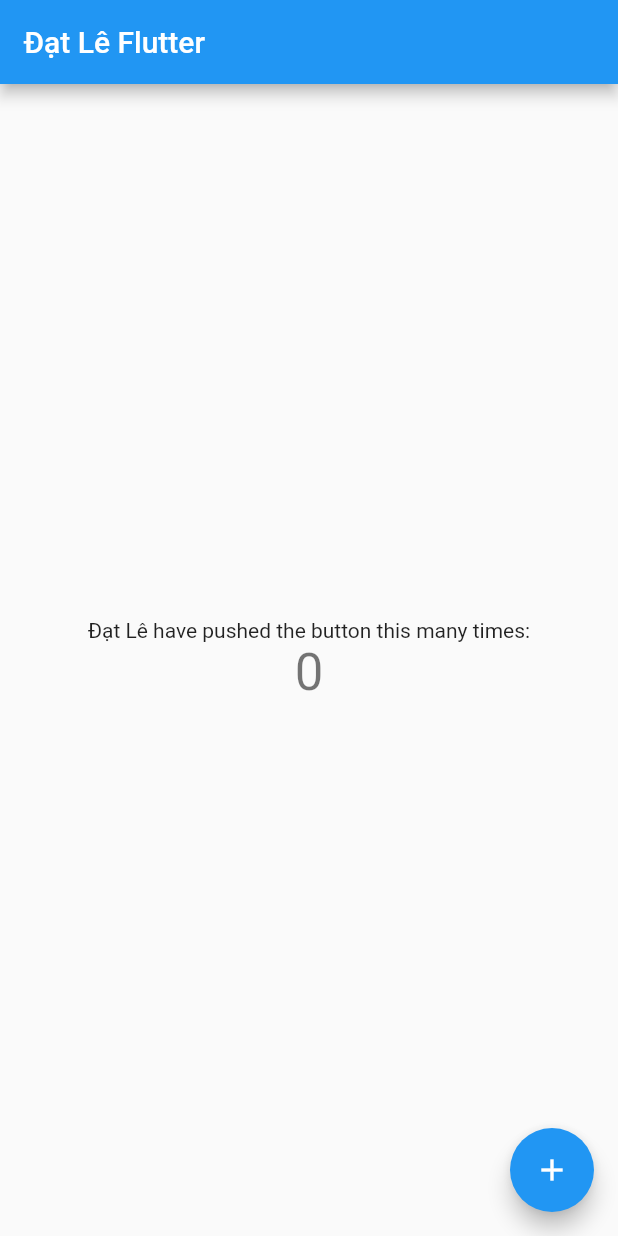
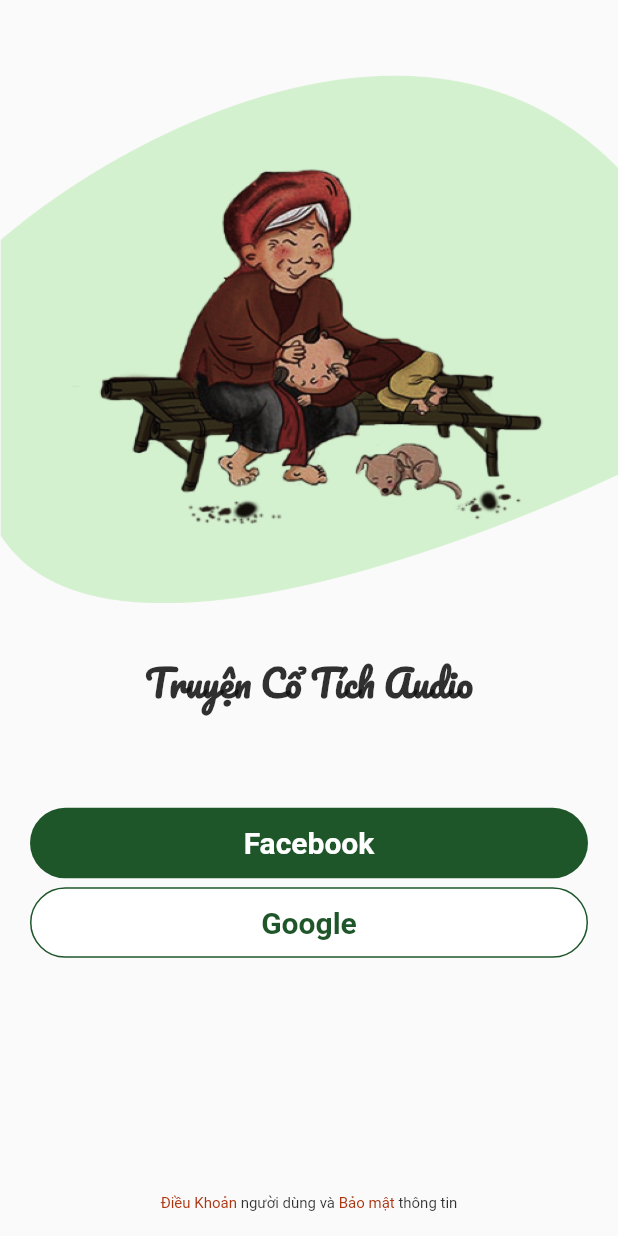
Before and after one commit to datle98/flutter_app, a Flutter app: the screen it shows after launch, on a phone screen of 412 x 824 dp. Run offline on Flutter 3.47's test engine with Material 2 defaults, Android fonts, the phone set to English and light mode, and no system bars.

Commit message:
DatL BTVN_1

```diff
--- a/lib/main.dart
+++ b/lib/main.dart
@@ -1,25 +1,19 @@
+import 'dart:ui';
+
+import 'package:flutter/cupertino.dart';
 import 'package:flutter/material.dart';
+import 'package:flutter/widgets.dart';
 
 void main() {
   runApp(MyApp());
 }
 
 class MyApp extends StatelessWidget {
-  // This widget is the root of your application.
   @override
   Widget build(BuildContext context) {
     return MaterialApp(
       title: 'Flutter Demo',
       theme: ThemeData(
-        // This is the theme of your application.
-        //
-        // Try running your application with "flutter run". You'll see the
-        // application has a blue toolbar. Then, without quitting the app, try
-        // changing the primarySwatch below to Colors.green and then invoke
-        // "hot reload" (press "r" in the console where you ran "flutter run",
-        // or simply save your changes to "hot reload" in a Flutter IDE).
-        // Notice that the counter didn't reset back to zero; the application
-        // is not restarted.
         primarySwatch: Colors.blue,
       ),
       home: MyHomePage(title: 'Đạt Lê Flutter'),
@@ -29,16 +23,6 @@
 
 class MyHomePage extends StatefulWidget {
   MyHomePage({Key key, this.title}) : super(key: key);
-
-  // This widget is the home page of your application. It is stateful, meaning
-  // that it has a State object (defined below) that contains fields that affect
-  // how it looks.
-
-  // This class is the configuration for the state. It holds the values (in this
-  // case the title) provided by the parent (in this case the App widget) and
-  // used by the build method of the State. Fields in a Widget subclass are
-  // always marked "final".
-
   final String title;
 
   @override
@@ -50,64 +34,119 @@
 
   void _incrementCounter() {
     setState(() {
-      // This call to setState tells the Flutter framework that something has
-      // changed in this State, which causes it to rerun the build method below
-      // so that the display can reflect the updated values. If we changed
-      // _counter without calling setState(), then the build method would not be
-      // called again, and so nothing would appear to happen.
       _counter++;
     });
   }
 
   @override
   Widget build(BuildContext context) {
-    // This method is rerun every time setState is called, for instance as done
-    // by the _incrementCounter method above.
-    //
-    // The Flutter framework has been optimized to make rerunning build methods
-    // fast, so that you can just rebuild anything that needs updating rather
-    // than having to individually change instances of widgets.
     return Scaffold(
-      appBar: AppBar(
-        // Here we take the value from the MyHomePage object that was created by
-        // the App.build method, and use it to set our appbar title.
-        title: Text(widget.title),
+        resizeToAvoidBottomInset: false,
+
+        body: SafeArea(
+          child: Stack(
+            children: [
+              Column(
+                children: [
+                  SizedBox(height: 50),
+                  Image(image: AssetImage('res/images/banner.png')),
+                  titleText,
+                  buildLoginButtonWidget(),
+                ],
+              ),
+              Align(
+                alignment: Alignment.bottomCenter,
+                child: bottomText,
+              )
+            ],
+          ),
+        ));
+  }
+
+  Widget titleText = Container(
+      padding: const EdgeInsets.all(32),
+      child: Text(
+        'Truyện Cổ Tích Audio',
+        style: TextStyle(
+          color: Color.fromRGBO(15,15,15,0.86),
+          fontSize: 24,
+          fontWeight: FontWeight.bold,
+          fontFamily: 'Pacifico',
+        ),
+      ));
+
+  Widget bottomText = Container(
+    padding: EdgeInsets.only(bottom: 16),
+    child: RichText(
+      text: TextSpan(
+        text: 'Điều Khoản ',
+        style: TextStyle(fontSize: 10, color: Color.fromRGBO(171, 54, 17, 1)),
+        children: <TextSpan>[
+          TextSpan(
+              text: 'người dùng và ',
+              style: TextStyle(color: Color.fromRGBO(15, 15, 15, 0.86))),
+          TextSpan(
+              text: 'Bảo mật ',
+              style: TextStyle(color: Color.fromRGBO(171, 54, 17, 1))),
+          TextSpan(
+              text: 'thông tin',
+              style: TextStyle(color: Color.fromRGBO(15, 15, 15, 0.86))),
+        ],
       ),
-      body: Center(
-        // Center is a layout widget. It takes a single child and positions it
-        // in the middle of the parent.
+    ),
+  );
+
+  Widget buildLoginButtonWidget() {
+    return Container(
+        margin: EdgeInsets.only(top: 30, left: 20, right: 20),
         child: Column(
-          // Column is also a layout widget. It takes a list of children and
-          // arranges them vertically. By default, it sizes itself to fit its
-          // children horizontally, and tries to be as tall as its parent.
-          //
-          // Invoke "debug painting" (press "p" in the console, choose the
-          // "Toggle Debug Paint" action from the Flutter Inspector in Android
-          // Studio, or the "Toggle Debug Paint" command in Visual Studio Code)
-          // to see the wireframe for each widget.
-          //
-          // Column has various properties to control how it sizes itself and
-          // how it positions its children. Here we use mainAxisAlignment to
-          // center the children vertically; the main axis here is the vertical
-          // axis because Columns are vertical (the cross axis would be
-          // horizontal).
-          mainAxisAlignment: MainAxisAlignment.center,
           children: <Widget>[
-            Text(
-              'Đạt Lê have pushed the button this many times:',
+            RawMaterialButton(
+              padding: EdgeInsets.only(right: 80, left: 80),
+              fillColor: Color.fromRGBO(30,86,42,1),
+              child: Padding(
+                padding: EdgeInsets.all(12.0),
+                child: Row(
+                  mainAxisAlignment: MainAxisAlignment.center,
+                  mainAxisSize: MainAxisSize.max,
+                  children: const <Widget>[
+                    Text(
+                      "Facebook",
+                      maxLines: 1,
+                      style: TextStyle(color: Colors.white,fontSize: 20, fontWeight: FontWeight.bold),
+                    ),
+                  ],
+                ),
+              ),
+              shape: StadiumBorder(
+              ),
             ),
-            Text(
-              '$_counter',
-              style: Theme.of(context).textTheme.headline4,
+            SizedBox(height: 5),
+            RawMaterialButton(
+              fillColor: Colors.white,
+              child: Padding(
+                padding: EdgeInsets.all(12.0),
+                child: Row(
+                  mainAxisAlignment: MainAxisAlignment.center,
+                  mainAxisSize: MainAxisSize.max,
+                  children: const <Widget>[
+                    Text(
+                      "Google",
+                      maxLines: 1,
+                      style: TextStyle(color: Color.fromRGBO(30,86,42,1), fontSize: 20, fontWeight: FontWeight.bold),
+                    ),
+                  ],
+                ),
+              ),
+
+              shape: StadiumBorder(
+                  side: BorderSide(
+                    color: Color.fromRGBO(30,86,42,1),
+                    width: 1
+                  )
+              ),
             ),
           ],
-        ),
-      ),
-      floatingActionButton: FloatingActionButton(
-        onPressed: _incrementCounter,
-        tooltip: 'Increment',
-        child: Icon(Icons.add),
-      ), // This trailing comma makes auto-formatting nicer for build methods.
-    );
+        ));
   }
 }
```
Also changed, not shown: pubspec.yaml (+7 -0 lines), res/fonts/Pacifico-Regular.ttf (added), res/images/banner.png (added), 1 other file.
